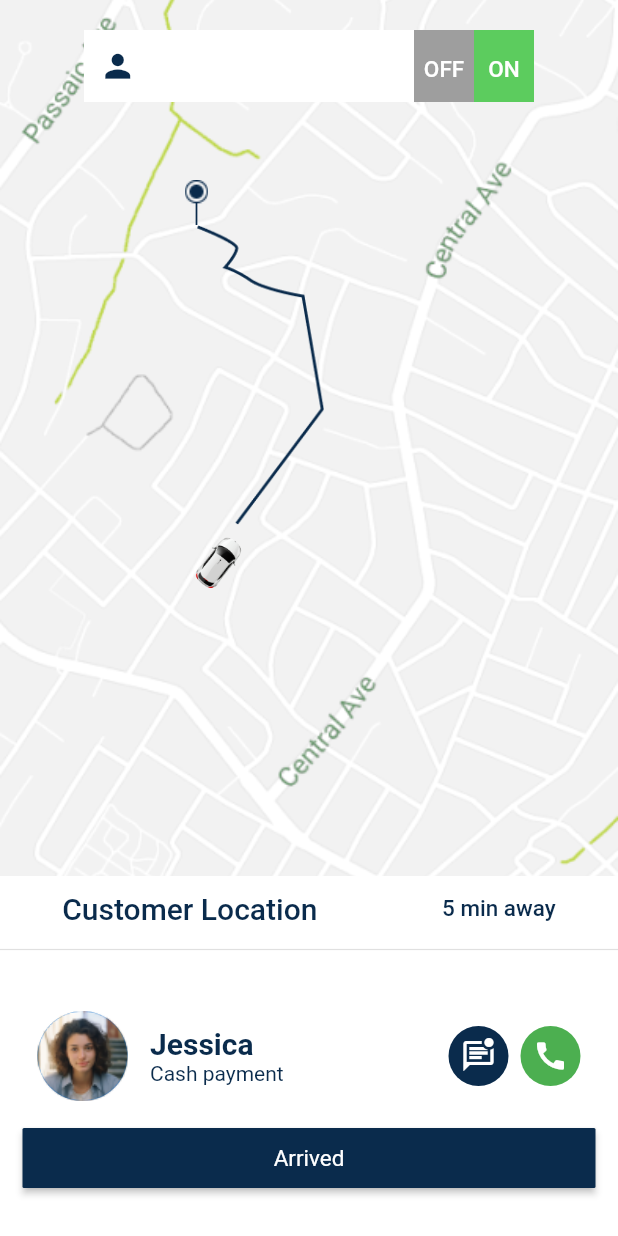
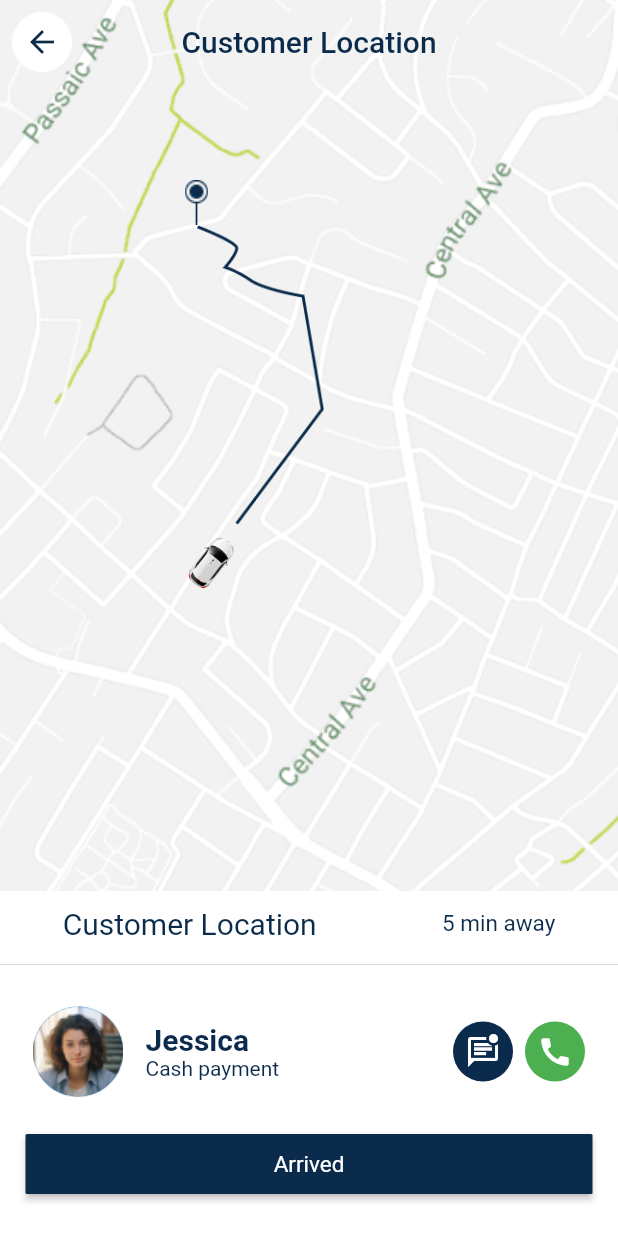
Before and after one commit to Rayarmohan/Jambo-Taxi-app, a Flutter app: the Arrived_Userlocation screen opened directly, on a phone screen of 412 x 824 dp. Run offline on Flutter 3.47's test engine with Material 3 defaults, Android fonts, the phone set to English and light mode, and no system bars; our stand-ins replace dotted_border, flutter_rating_bar, flutter_screenutil, flutter_svg, get; missing offline and left inert: bottom_navbar_with_indicator; Roboto replaces fonts that are missing (SF Pro Display).

Commit message:
pages done

```diff
--- a/lib/features/Ride/arrived_userlocation.dart
+++ b/lib/features/Ride/arrived_userlocation.dart
@@ -5,12 +5,39 @@ import 'package:jambotaxi/utils/color/app_colors.dart';
 import 'package:jambotaxi/widgets/custom_button.dart';
 import 'package:jambotaxi/widgets/custom_images.dart';
 
+import '../../widgets/custom_app_bar.dart';
+
 class Arrived_Userlocation extends StatelessWidget {
   const Arrived_Userlocation({super.key});
 
   @override
   Widget build(BuildContext context) {
-    return Stack(
+    return Scaffold(
+      extendBodyBehindAppBar: true,
+      appBar: AppBar(
+        backgroundColor: Colors.transparent,
+        elevation: 0,
+        leading: Padding(
+          padding: const EdgeInsets.all(8.0),
+          child: Container(
+              height: 20,
+              width: 20,
+              decoration: BoxDecoration(
+                  color: Colors.white,
+                  borderRadius: BorderRadius.all(Radius.circular(30))),
+              child: Icon(
+                Icons.arrow_back,
+                color: AppColors.primeryColor,
+              )),
+        ),
+        centerTitle: true,
+        title: Text('Customer Location',
+            style: Theme.of(context)
+                .textTheme
+                .bodyLarge!
+                .copyWith(color: AppColors.primeryColor)),
+      ),
+      body: Stack(
         children: [
           const SizedBox(
             width: double.infinity,
@@ -20,8 +47,7 @@ class Arrived_Userlocation extends StatelessWidget {
               boxFit: BoxFit.cover,
             ),
           ),
-        _buildbar(context),
-         Align(
+          const Align(
             alignment: Alignment.center,
             child: Column(
               children: [
@@ -44,7 +70,7 @@ class Arrived_Userlocation extends StatelessWidget {
                   ),
                 ),
                 Padding(
-                padding: const EdgeInsets.only(bottom: 75, right: 120.0),
+                  padding: const EdgeInsets.only(bottom: 75, right: 130.0),
                   child: CustomPngImage(
                     height: 50,
                     width: 50,
@@ -60,6 +86,7 @@ class Arrived_Userlocation extends StatelessWidget {
             child: _PassangerRequest(context),
           ),
         ],
+      ),
     );
   }
 
@@ -68,7 +95,7 @@ class Arrived_Userlocation extends StatelessWidget {
       decoration: const BoxDecoration(
         color: Colors.white,
       ),
-      height: 240,
+      height: 230,
       child: Column(
         children: [
           const SizedBox(
@@ -80,13 +107,13 @@ class Arrived_Userlocation extends StatelessWidget {
               Text(
                 "Customer Location",
                 style: Theme.of(context).textTheme.bodyLarge!.copyWith(
-                    fontWeight: FontWeight.w500, color: AppColors.primeryColor),
+                    fontWeight: FontWeight.w400, color: AppColors.primeryColor),
               ),
               Text(
                 "5 min away",
                 style: Theme.of(context).textTheme.bodySmall!.copyWith(
                     fontSize: 15,
-                    fontWeight: FontWeight.w500,
+                    fontWeight: FontWeight.w400,
                     color: AppColors.primeryColor),
               ),
             ],
@@ -101,11 +128,11 @@ class Arrived_Userlocation extends StatelessWidget {
             height: 8,
           ),
           Padding(
-            padding: const EdgeInsets.all(15.0),
+            padding: const EdgeInsets.all(12.0),
             child: Column(
               children: [
                 Padding(
-                  padding: const EdgeInsets.all(10.0),
+                  padding: const EdgeInsets.only(left: 10, right: 10),
                   child: Row(
                     mainAxisAlignment: MainAxisAlignment.spaceBetween,
                     children: [
@@ -119,7 +146,9 @@ class Arrived_Userlocation extends StatelessWidget {
                               imageName: 'assets/images/circleimage.png',
                             ),
                           ),
-                          SizedBox(width: 15,),
+                          SizedBox(
+                            width: 15,
+                          ),
                           Column(
                             crossAxisAlignment: CrossAxisAlignment.start,
                             children: [
@@ -151,11 +180,13 @@ class Arrived_Userlocation extends StatelessWidget {
                             radius: 20,
                             backgroundColor: AppColors.primeryColor,
                             child: Icon(
-                              Icons.mark_unread_chat_alt_outlined ,
+                              Icons.mark_unread_chat_alt_outlined,
                               color: AppColors.white,
                             ),
                           ),
-                          SizedBox(width: 8,),
+                          SizedBox(
+                            width: 8,
+                          ),
                           const CircleAvatar(
                             radius: 20,
                             backgroundColor: Colors.green,
@@ -169,55 +200,13 @@ class Arrived_Userlocation extends StatelessWidget {
                     ],
                   ),
                 ),
-
-                // const Row(
-                //   children: [
-                //     const CircleAvatar(
-                //       radius: 20,
-                //       backgroundColor: AppColors.primeryColor,
-                //       child: Icon(
-                //         Icons.currency_rupee,
-                //         color: AppColors.white,
-                //       ),
-                //     ),
-                //     const CircleAvatar(
-                //       radius: 20,
-                //       backgroundColor: AppColors.primeryColor,
-                //       child: Icon(
-                //         Icons.currency_rupee,
-                //         color: AppColors.white,
-                //       ),
-                //     ),
-                //   ],
-                // ),
-                // ListTile(
-                //   leading: const CircleAvatar(
-                //     radius: 30,
-                //     child: CustomPngImage(
-                //       height: 70,
-                //       width: 70,
-                //       imageName: 'assets/images/circleimage.png',
-                //     ),
-                //   ),
-                //   title: Text(
-                //     "Jessica ",
-                //     style: Theme.of(context).textTheme.bodyLarge!.copyWith(
-                //         fontWeight: FontWeight.w600,
-                //         color: AppColors.primeryColor),
-                //   ),
-                //   subtitle: Text(
-                //     "Cash payment ",
-                //     style: Theme.of(context).textTheme.bodyMedium!.copyWith(
-                //         fontWeight: FontWeight.w400,
-                //         color: AppColors.primeryColor),
-                //   ),
-                // ),
-
                 SizedBox(
-                  height: 8,
+                  height: 25,
                 ),
                 SizedBox(
                   height: 40,
+                  child: Padding(
+                    padding: const EdgeInsets.only(left: 5.0, right: 5.0),
                     child: CustomButton(
                       onPressed: () {},
                       child: Text(
@@ -229,6 +218,7 @@ class Arrived_Userlocation extends StatelessWidget {
                       ),
                     ),
                   ),
+                ),
               ],
             ),
           )
@@ -236,52 +226,4 @@ class Arrived_Userlocation extends StatelessWidget {
       ),
     );
   }
-
-  Widget _buildbar(BuildContext context) {
-    return Padding(
-      padding: const EdgeInsets.all(20.0),
-      child: Row(
-        mainAxisAlignment: MainAxisAlignment.center,
-        children: [
-          Container(
-            color: Colors.white,
-            width: 220,
-            height: 48,
-            child: const Row(
-              children: [
-                Padding(
-                  padding: EdgeInsets.only(left: 10.0),
-                  child: Icon(
-                    size: 25,
-                    Icons.person,
-                    color: AppColors.primeryColor,
-                  ),
-                ),
-              ],
-            ),
-          ),
-          Container(
-            width: 40,
-            height: 48,
-            color: Colors.grey,
-            child: Center(
-              child: Text("OFF",
-                  style: Theme.of(context).textTheme.bodyLarge!.copyWith(
-                      fontSize: 15, height: 1.7, color: AppColors.white)),
-            ),
-          ),
-          Container(
-            width: 40,
-            height: 48,
-            color: const Color.fromARGB(255, 92, 204, 94),
-            child: Center(
-              child: Text("ON",
-                  style: Theme.of(context).textTheme.bodyLarge!.copyWith(
-                      fontSize: 15, height: 1.7, color: AppColors.white)),
-            ),
-          ),
-        ],
-      ),
-    );
 }
-}
--- a/lib/features/bottom_navigation/bottom_navigation.dart
+++ b/lib/features/bottom_navigation/bottom_navigation.dart
@@ -10,6 +10,7 @@ import 'package:jambotaxi/features/bottom_navigation/bottom_navigation_controlle
 import 'package:jambotaxi/features/home/home.dart';
 import 'package:jambotaxi/features/login/login.dart';
 import 'package:jambotaxi/features/login/login_screen.dart';
+import 'package:jambotaxi/features/otp/ask_forotp.dart';
 import 'package:jambotaxi/utils/color/app_colors.dart';
 
 class Bottom_Navigation extends StatelessWidget {
@@ -33,6 +34,7 @@ class Bottom_Navigation extends StatelessWidget {
               Ride_Request(),
               NavigateUserLocation(),
               Arrived_Userlocation(),
+              AskForOtp()
             ],
           )),
     ));
```
Also changed, not shown: lib/features/Ride/navigate_userlocation.dart (+31 -6 lines), lib/features/Ride/ride_request.dart (+13 -12 lines), lib/features/otp/ask_forotp.dart (added, +169 -0 lines). Lines whose indentation alone changed are shown as unchanged.
